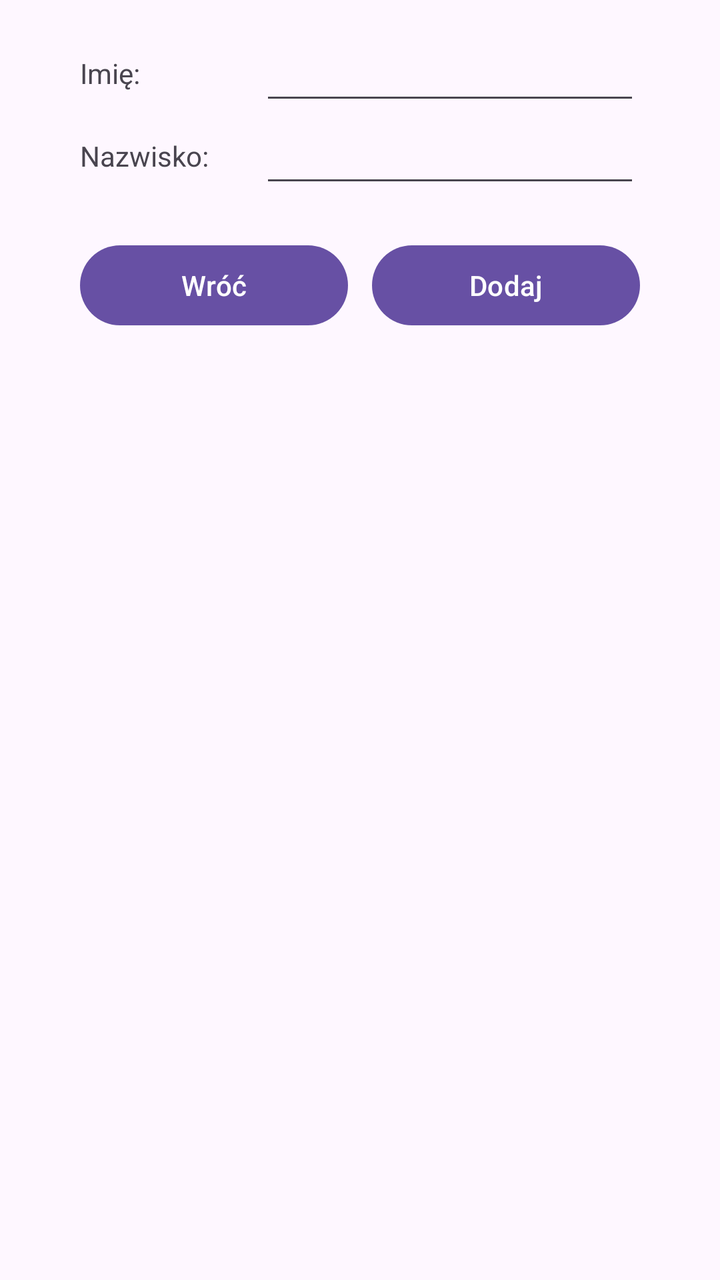
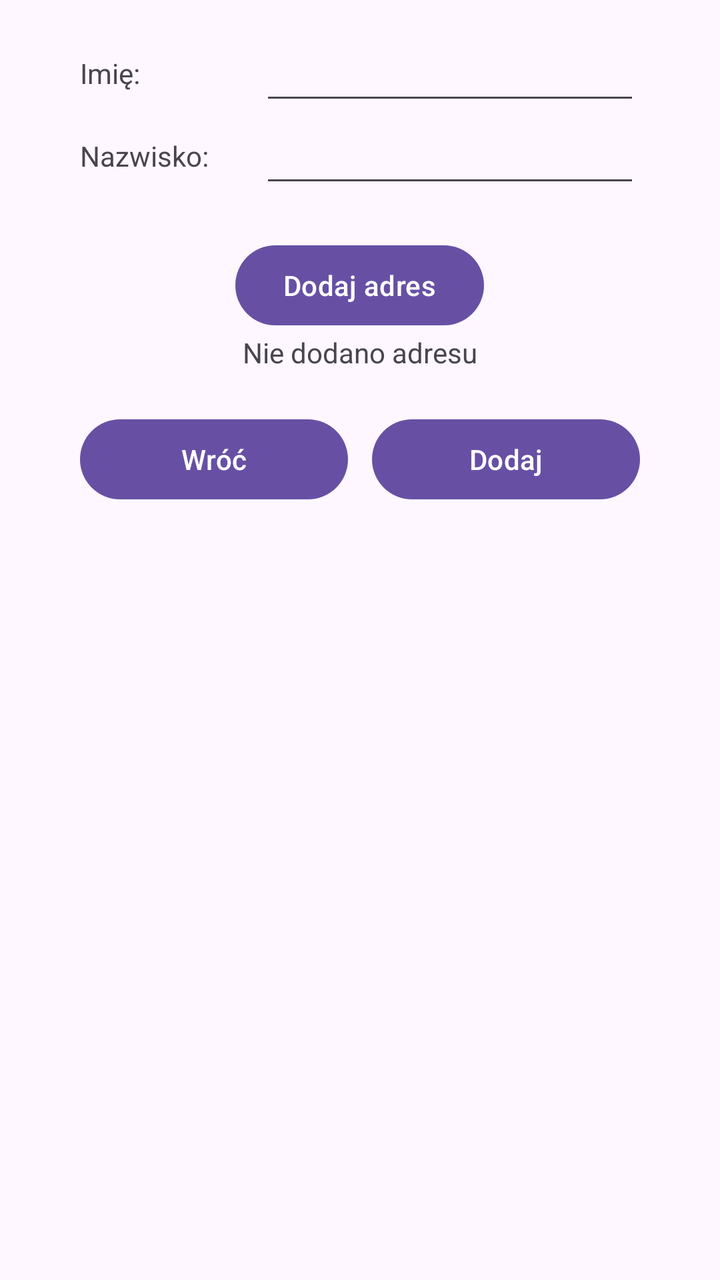

Before-and-after screenshots of an Android layout around one commit, followed by the original layout XML and the change that was made.
<!-- AndroidManifest.xml: application theme Theme.Druga_gr2 -->
<!-- res/layout/activity_dodaj_osoba.xml -->
<?xml version="1.0" encoding="utf-8"?>
<LinearLayout
    xmlns:android="http://schemas.android.com/apk/res/android"
    xmlns:app="http://schemas.android.com/apk/res-auto"
    xmlns:tools="http://schemas.android.com/tools"
    android:id="@+id/main"
    android:layout_width="match_parent"
    android:layout_height="match_parent"
    android:orientation="vertical"
    android:gravity="center_horizontal"
    android:padding="16dp">

    
    <LinearLayout
        android:layout_width="wrap_content"
        android:layout_height="wrap_content"
        android:orientation="horizontal"
        android:gravity="center_vertical">

        <TextView
            android:layout_width="90dp"
            android:layout_height="wrap_content"
            android:text="Imię:"/>

        <EditText
            android:id="@+id/edtImie"
            android:layout_width="190dp"
            android:layout_height="wrap_content"

            android:inputType="textPersonName"/>
    </LinearLayout>

    
    <LinearLayout
        android:layout_width="wrap_content"
        android:layout_height="wrap_content"
        android:orientation="horizontal"
        android:gravity="center_vertical">

        <TextView
            android:layout_width="90dp"
            android:layout_height="wrap_content"
            android:text="Nazwisko:"/>

        <EditText
            android:id="@+id/edtNazwisko"
            android:layout_width="190dp"
            android:layout_height="wrap_content"

            android:inputType="textPersonName"/>
    </LinearLayout>

    
    <LinearLayout
        android:layout_width="wrap_content"
        android:layout_height="wrap_content"
        android:orientation="horizontal"
        android:layout_marginTop="20dp">

        <Button
            android:id="@+id/btnWroc"
            android:layout_width="134dp"
            android:layout_height="wrap_content"
            android:layout_marginEnd="12dp"

            android:text="Wróć"/>

        <Button
            android:id="@+id/btnDodajOsobe"
            android:layout_width="134dp"
            android:layout_height="wrap_content"

            android:text="Dodaj"/>
    </LinearLayout>

</LinearLayout>
<!-- resources referenced by this layout -->
<resources>
  <style name="Theme.Druga_gr2" parent="Base.Theme.Druga_gr2" />
  <style name="Base.Theme.Druga_gr2" parent="Theme.Material3.DayNight">
          
          
          <item name="actionBarStyle">@style/MojActionBar</item>
          <item name="actionBarTheme">@style/MojaActionBarTheme</item>
      </style>
  <style name="MojActionBar" parent="Widget.AppCompat.ActionBar.Solid">
          <item name="background">@color/actionBarBlue</item>
          <item name="titleTextStyle">@style/MojTytulActionBar</item>
      </style>
  <style name="MojaActionBarTheme" parent="ThemeOverlay.AppCompat.Dark.ActionBar">
          <item name="colorControlNormal">@android:color/white</item>
      </style>
  <color name="actionBarBlue">#245B8A</color>
  <style name="MojTytulActionBar" parent="TextAppearance.Material3.ActionBar.Title">
          <item name="android:textColor">@android:color/white</item>
      </style>
</resources>

<!-- the commit's change to res/layout/activity_dodaj_osoba.xml (unified diff, before → after) -->
@@ -50,6 +50,19 @@
             android:inputType="textPersonName"/>
     </LinearLayout>
 
+    <Button
+        android:id="@+id/btnDodajAdres"
+        android:layout_width="wrap_content"
+        android:layout_height="wrap_content"
+        android:layout_marginTop="20dp"
+        android:text="@string/dodaj_adres" />
+
+    <TextView
+        android:id="@+id/txtAdres"
+        android:layout_width="wrap_content"
+        android:layout_height="wrap_content"
+        android:text="@string/brak_adresu" />
+
     
     <LinearLayout
         android:layout_width="wrap_content"
<!-- resource entries referenced after the edit -->
@@ -1,5 +1,7 @@
 <!-- resources referenced by this layout -->
 <resources>
+  <string name="brak_adresu">Nie dodano adresu</string>
+  <string name="dodaj_adres">Dodaj adres</string>
   <style name="Theme.Druga_gr2" parent="Base.Theme.Druga_gr2" />
   <style name="Base.Theme.Druga_gr2" parent="Theme.Material3.DayNight">
           
